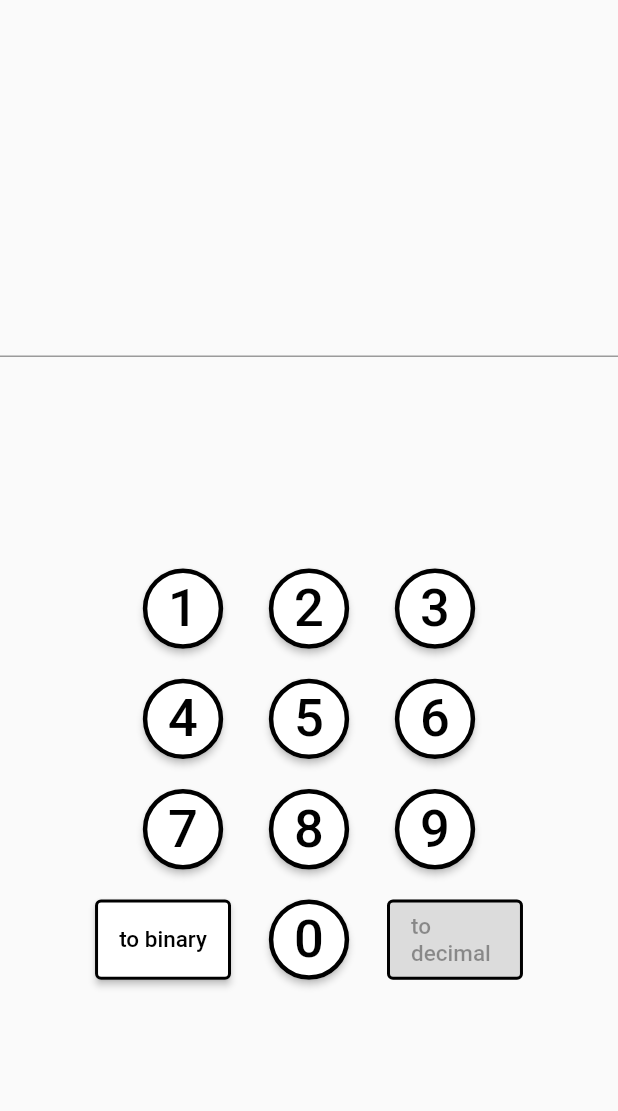
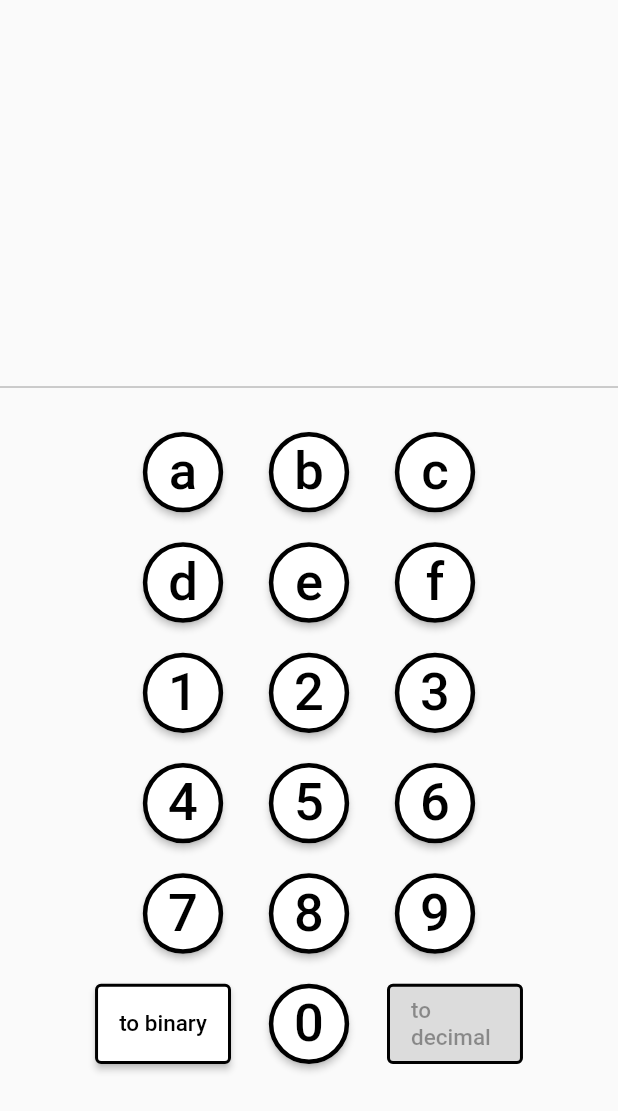
Before and after one commit to itumo-arigatone/simple_binary_converter, a Flutter app: the screen it shows after launch, swiped to page 3, on a phone screen of 412 x 824 dp. Shown: the top 1111 px of the screen. Run offline on Flutter 3.47's test engine with Material 2 defaults, Android fonts, the phone set to English and light mode, and no system bars.

Commit message:
妥協のボタン追加

```diff
--- a/lib/keypad.dart
+++ b/lib/keypad.dart
@@ -181,6 +181,40 @@ class _HexKeyPadState extends State<HexKeyPad>  {
             children: <Widget>[
               Padding(
                 padding: const EdgeInsets.all(10),
+                child: button.numButton("a"),
+              ),
+              Padding(
+                padding: const EdgeInsets.all(10),
+                child: button.numButton("b"),
+              ),
+              Padding(
+                padding: const EdgeInsets.all(10),
+                child: button.numButton("c"),
+              )
+            ],
+          ),
+          Row(
+            mainAxisAlignment: MainAxisAlignment.center,
+            children: <Widget>[
+              Padding(
+                padding: const EdgeInsets.all(10),
+                child: button.numButton("d"),
+              ),
+              Padding(
+                padding: const EdgeInsets.all(10),
+                child: button.numButton("e"),
+              ),
+              Padding(
+                padding: const EdgeInsets.all(10),
+                child: button.numButton("f"),
+              )
+            ],
+          ),
+          Row(
+            mainAxisAlignment: MainAxisAlignment.center,
+            children: <Widget>[
+              Padding(
+                padding: const EdgeInsets.all(10),
                 child: button.numButton("1"),
               ),
               Padding(
--- a/lib/main.dart
+++ b/lib/main.dart
@@ -168,7 +168,6 @@ class _MyHomePageState extends State<MyHomePage> {
                 const Padding(padding: EdgeInsets.only(bottom: 70)),
                 Container(
                   height: 50,
-                  color: Colors.orange,
                   child: Text(
                     _convertResult,
                     style: TextStyle(
@@ -179,7 +178,7 @@ class _MyHomePageState extends State<MyHomePage> {
                 const Padding(padding: EdgeInsets.only(top: 70)),
                 TextField(
                   textAlign: TextAlign.center,
-                  enabled: true,
+                  enabled: false,
                   onChanged: _handleText,
                   controller: TextEditingController(
                     text: _number,
@@ -188,7 +187,7 @@ class _MyHomePageState extends State<MyHomePage> {
                 Expanded(
                   child: FractionallySizedBox(
                     widthFactor: 1.0,
-                    heightFactor: 0.3,
+                    heightFactor: 0.4,
                     alignment: const FractionalOffset(0.5, 0.4),
                     child: binaryKeypad,
                   ),
@@ -217,8 +216,7 @@ class _MyHomePageState extends State<MyHomePage> {
               children: <Widget>[
                 const Padding(padding: EdgeInsets.only(bottom: 70)),
                 Container(
-                  height: 50,
-                  color: Colors.orange,
+                  height: 70,
                   child: Text(
                     _convertResult,
                     style: TextStyle(
@@ -231,7 +229,7 @@ class _MyHomePageState extends State<MyHomePage> {
                   padding: const EdgeInsets.only(bottom: 20),
                   child: TextField(
                     textAlign: TextAlign.center,
-                    enabled: true,
+                    enabled: false,
                     onChanged: _handleText,
                     controller: TextEditingController(
                       text: _number,
@@ -270,8 +268,7 @@ class _MyHomePageState extends State<MyHomePage> {
               children: <Widget>[
                 const Padding(padding: EdgeInsets.only(bottom: 70)),
                 Container(
-                  height: 50,
-                  color: Colors.orange,
+                  height: 70,
                   child: Text(
                     _convertResult,
                     style: TextStyle(
@@ -284,7 +281,7 @@ class _MyHomePageState extends State<MyHomePage> {
                   padding: const EdgeInsets.only(bottom: 20),
                   child: TextField(
                     textAlign: TextAlign.center,
-                    enabled: true,
+                    enabled: false,
                     onChanged: _handleText,
                     controller: TextEditingController(
                       text: _number,
@@ -294,8 +291,8 @@ class _MyHomePageState extends State<MyHomePage> {
                 Expanded(
                   child: FractionallySizedBox(
                     widthFactor: 1.0,
-                    heightFactor: 0.72,
-                    alignment: const FractionalOffset(0.5, 0.7),
+                    heightFactor: 1.0,
+                    // alignment: const FractionalOffset(0.5, 0.7),
                     child: hexKeypad,
                   ),
                 ),
```
